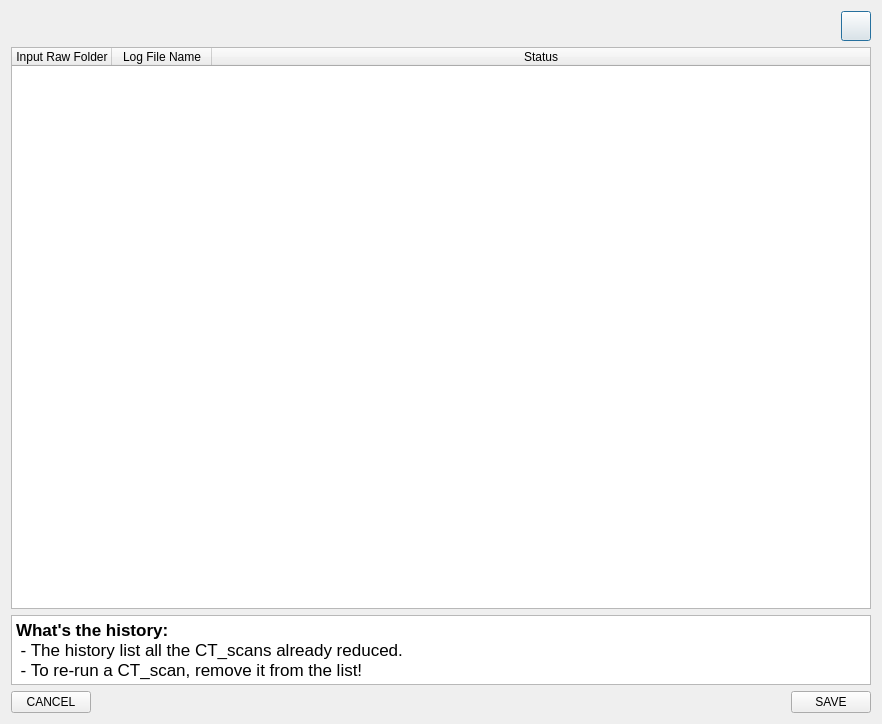
Above: rockit_autoreconstruction_ui/ui/history.ui from ornlneutronimaging/rockit_autoreconstruction_ui before the change. Below: the same form after it.
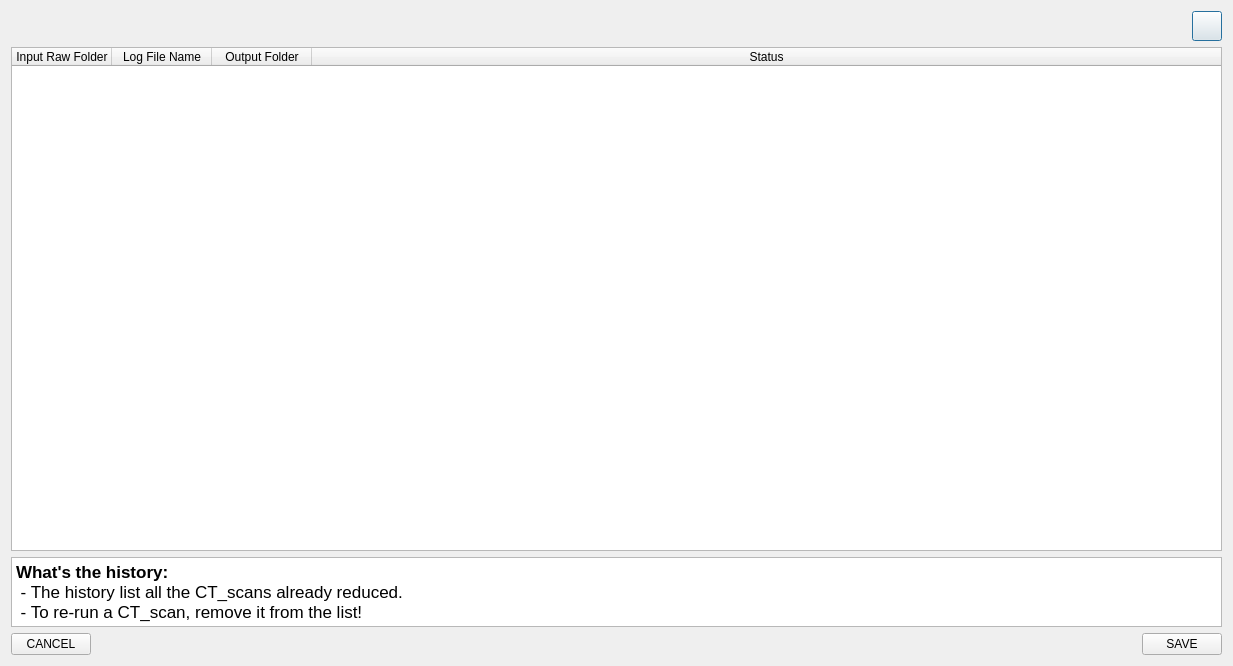
That is the form after the change.

Commit message: Added a new column for the output file name. this refs #23

The edit to the form file:
```diff
--- a/rockit_autoreconstruction_ui/ui/history.ui
+++ b/rockit_autoreconstruction_ui/ui/history.ui
@@ -9,8 +9,8 @@
    <rect>
     <x>0</x>
     <y>0</y>
-    <width>882</width>
-    <height>724</height>
+    <width>1233</width>
+    <height>666</height>
    </rect>
   </property>
   <property name="windowTitle">
@@ -105,6 +105,11 @@
        <string>Log File Name</string>
       </property>
      </column>
+     <column>
+      <property name="text">
+       <string>Output Folder</string>
+      </property>
+     </column>
      <column>
       <property name="text">
        <string>Status</string>
```
